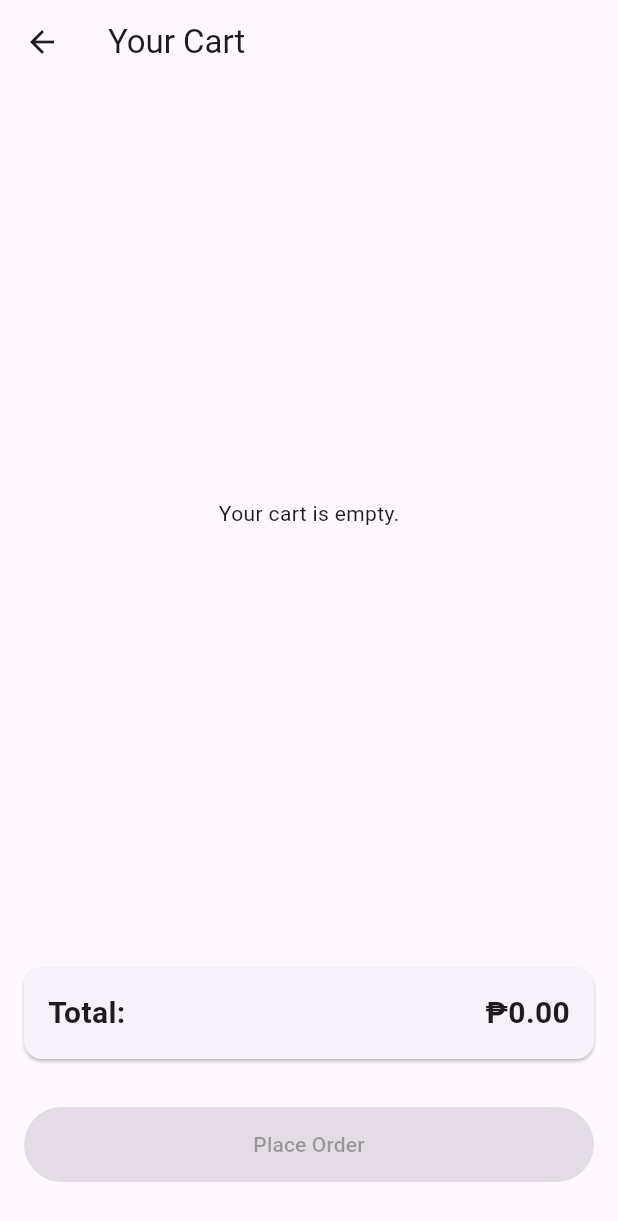
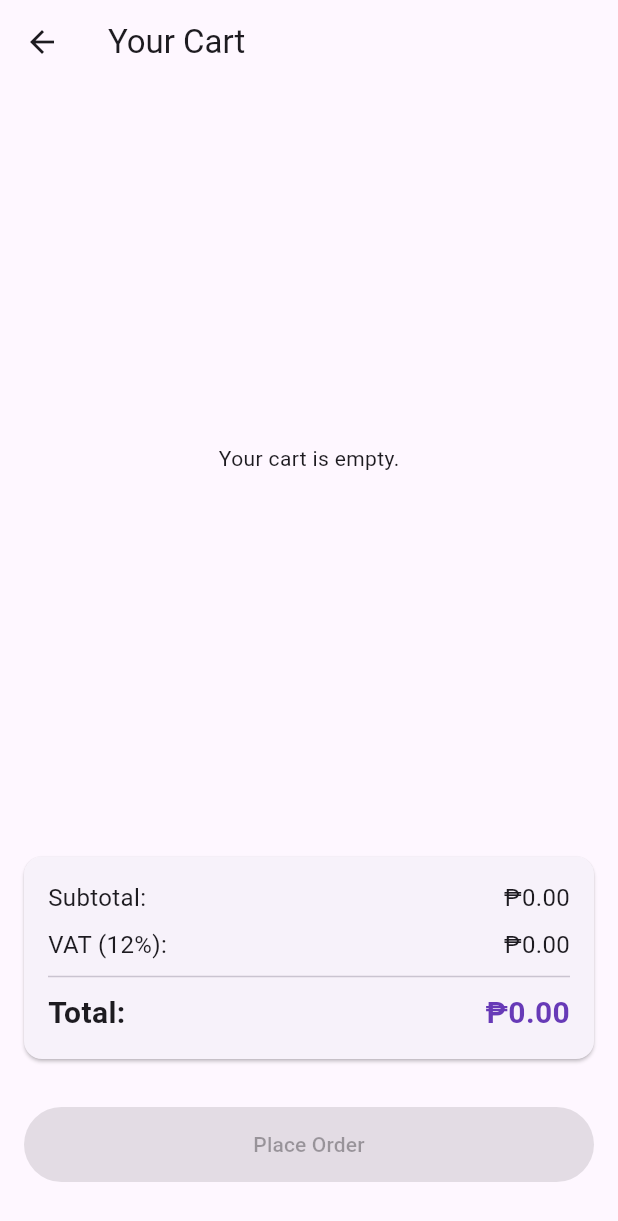
Before and after one commit to miguel101597/ecommerce-app, a Flutter app: the CartScreen screen opened directly, on a phone screen of 412 x 824 dp. Shown: the top 1221 px of the screen. Run offline on Flutter 3.47's test engine with Material 3 defaults, Android fonts, the phone set to English and light mode, and no system bars; our stand-ins replace cloud_firestore, firebase_auth, firebase_core, flutter_native_splash; accounts and stored records are empty.

Commit message:
Implement Module 15: VAT Calculation - Add subtotal, vat, totalPriceWithVat getters, update placeOrder to save VAT breakdown, update cart_screen UI to show price breakdown

```diff
--- a/lib/providers/cart_provider.dart
+++ b/lib/providers/cart_provider.dart
@@ -60,22 +60,33 @@ class CartProvider with ChangeNotifier {
   // 3. A public "getter" to let widgets *read* the list of items
   List<CartItem> get items => _items;
 
-  // 4. A public "getter" to calculate the total number of items
-  int get itemCount {
-    int total = 0;
-    for (var item in _items) {
-      total += item.quantity;
-    }
-    return total;
-  }
+  // --- THIS IS THE GETTERS SECTION ---
 
-  // 5. A public "getter" to calculate the total price
-  double get totalPrice {
+  // 1. RENAME 'totalPrice' to 'subtotal'
+  //    This is the total price *before* tax.
+  double get subtotal {
     double total = 0.0;
     for (var item in _items) {
       total += (item.price * item.quantity);
     }
     return total;
+  }
+
+  // 2. ADD this new getter for VAT (12%)
+  double get vat {
+    return subtotal * 0.12; // 12% of the subtotal
+  }
+
+  // 3. ADD this new getter for the FINAL total
+  double get totalPriceWithVat {
+    return subtotal + vat;
+  }
+
+  // 4. We can leave the old 'totalPrice' getter for now,
+  //    or delete it. Let's update 'itemCount' to be cleaner:
+  int get itemCount {
+    // This 'fold' is a cleaner way to sum a list.
+    return _items.fold(0, (total, item) => total + item.quantity);
   }
 
   // 2. ADD this new EMPTY constructor.
@@ -185,19 +196,25 @@ class CartProvider with ChangeNotifier {
       final List<Map<String, dynamic>> cartData =
           _items.map((item) => item.toJson()).toList();
 
-      // 4. Get total price and item count from our getters
-      final double total = totalPrice;
+      // 1. --- THIS IS THE CHANGE ---
+      //    Get all our new calculated values
+      final double sub = subtotal;
+      final double v = vat;
+      final double total = totalPriceWithVat;
       final int count = itemCount;
 
-      // 5. Create a new document in the 'orders' collection
+      // 2. Update the data we save to Firestore
       await _firestore.collection('orders').add({
         'userId': _userId,
-        'items': cartData, // Our list of item maps
-        'totalPrice': total,
+        'items': cartData,
+        'subtotal': sub,       // 3. ADD THIS
+        'vat': v,            // 4. ADD THIS
+        'totalPrice': total,   // 5. This is now the VAT-inclusive price
         'itemCount': count,
-        'status': 'Pending', // 6. IMPORTANT: For admin verification
-        'createdAt': FieldValue.serverTimestamp(), // For sorting
+        'status': 'Pending',
+        'createdAt': FieldValue.serverTimestamp(),
       });
+      // --- END OF CHANGE ---
 
       // 7. Note: We DO NOT clear the cart here.
       //    We'll call clearCart() separately from the UI after this succeeds.
--- a/lib/screens/cart_screen.dart
+++ b/lib/screens/cart_screen.dart
@@ -69,12 +69,50 @@ class _CartScreenState extends State<CartScreen> {
                   ),
           ),
 
-          // 8. The Total Price Summary
+          // 3. --- THIS IS THE NEW PRICE BREAKDOWN CARD ---
           Card(
             margin: const EdgeInsets.all(16),
             child: Padding(
               padding: const EdgeInsets.all(16),
-              child: Row(
+              child: Column( // 4. Use a Column for multiple rows
+                children: [
+
+                  // 5. ROW 1: Subtotal
+                  Row(
+                    mainAxisAlignment: MainAxisAlignment.spaceBetween,
+                    children: [
+                      const Text(
+                        'Subtotal:',
+                        style: TextStyle(fontSize: 16),
+                      ),
+                      Text(
+                        '₱${cart.subtotal.toStringAsFixed(2)}',
+                        style: const TextStyle(fontSize: 16),
+                      ),
+                    ],
+                  ),
+
+                  const SizedBox(height: 8),
+
+                  // 6. ROW 2: VAT
+                  Row(
+                    mainAxisAlignment: MainAxisAlignment.spaceBetween,
+                    children: [
+                      const Text(
+                        'VAT (12%):',
+                        style: TextStyle(fontSize: 16),
+                      ),
+                      Text(
+                        '₱${cart.vat.toStringAsFixed(2)}',
+                        style: const TextStyle(fontSize: 16),
+                      ),
+                    ],
+                  ),
+
+                  const Divider(height: 20, thickness: 1),
+
+                  // 7. ROW 3: Total
+                  Row(
                     mainAxisAlignment: MainAxisAlignment.spaceBetween,
                     children: [
                       const Text(
@@ -82,13 +120,16 @@ class _CartScreenState extends State<CartScreen> {
                         style: TextStyle(fontSize: 20, fontWeight: FontWeight.bold),
                       ),
                       Text(
-                    '₱${cart.totalPrice.toStringAsFixed(2)}',
-                    style: const TextStyle(fontSize: 20, fontWeight: FontWeight.bold),
+                        '₱${cart.totalPriceWithVat.toStringAsFixed(2)}',
+                        style: const TextStyle(fontSize: 20, fontWeight: FontWeight.bold, color: Colors.deepPurple),
+                      ),
+                    ],
                   ),
                 ],
               ),
             ),
           ),
+          // --- END OF NEW CARD ---
 
             // 4. --- ADD THIS NEW BUTTON ---
             Padding(
```
Lines whose indentation alone changed are shown as unchanged.
